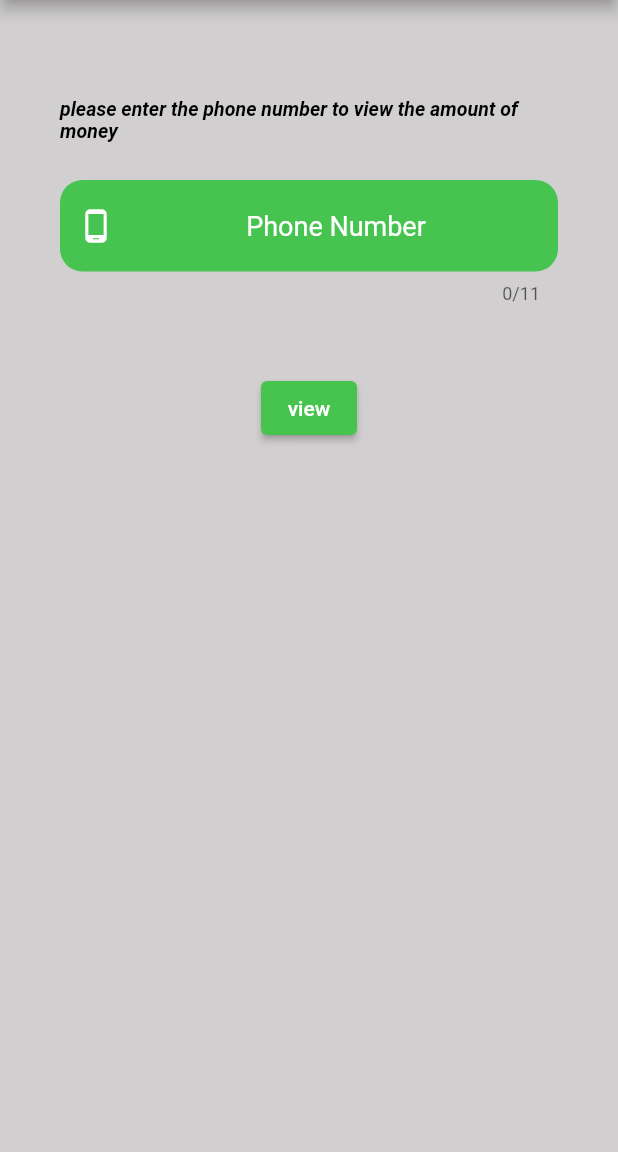
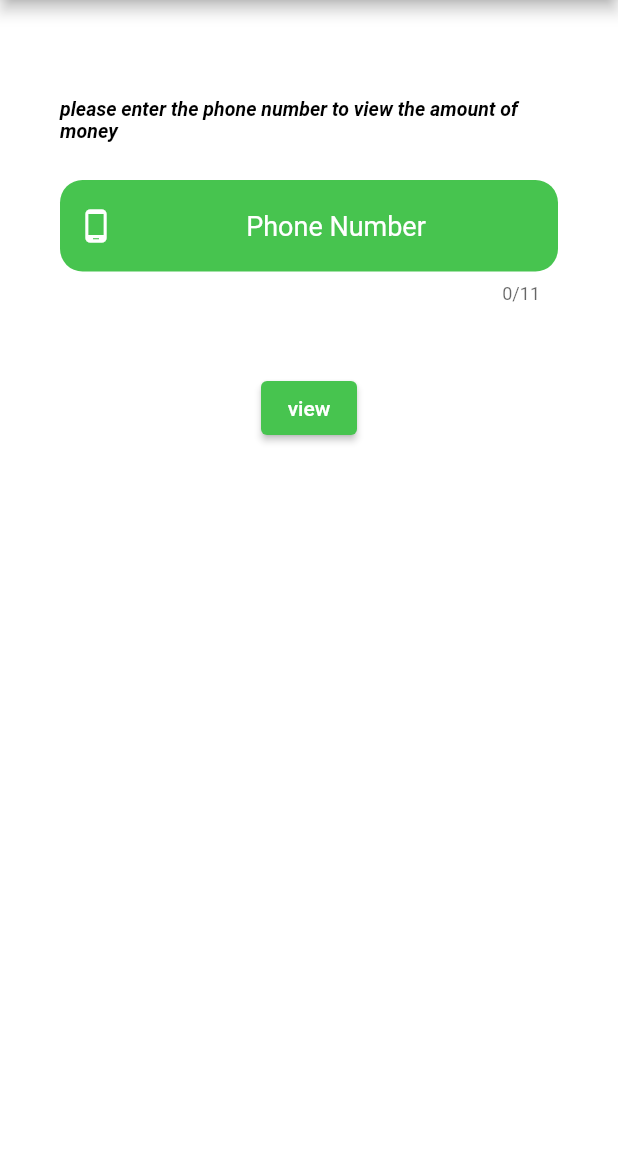
Before and after one commit to YoussifAssem/Parallel-Programming, a Flutter app: the viewAmount screen opened directly, on a phone screen of 412 x 824 dp, the part 84-1236 px from its top. Run offline on Flutter 3.47's test engine with Material 2 defaults, Android fonts, the phone set to English and light mode, and no system bars; our stand-ins replace cloud_firestore, firebase_auth, firebase_core; accounts and stored records are empty.

Commit message:
background

```diff
--- a/ma7fzty_app/lib/Screens/amount_screen.dart
+++ b/ma7fzty_app/lib/Screens/amount_screen.dart
@@ -16,7 +16,7 @@ class _viewAmount extends State<viewAmount> {
   @override
   Widget build(BuildContext context) {
     return Scaffold(
-        backgroundColor: const Color.fromARGB(255, 209, 207, 207),
+        backgroundColor: const Color.fromARGB(255, 255, 255, 255),
         appBar: AppBar(
           backgroundColor: const Color.fromARGB(255, 71, 196, 79),
           title: const Text(
```
